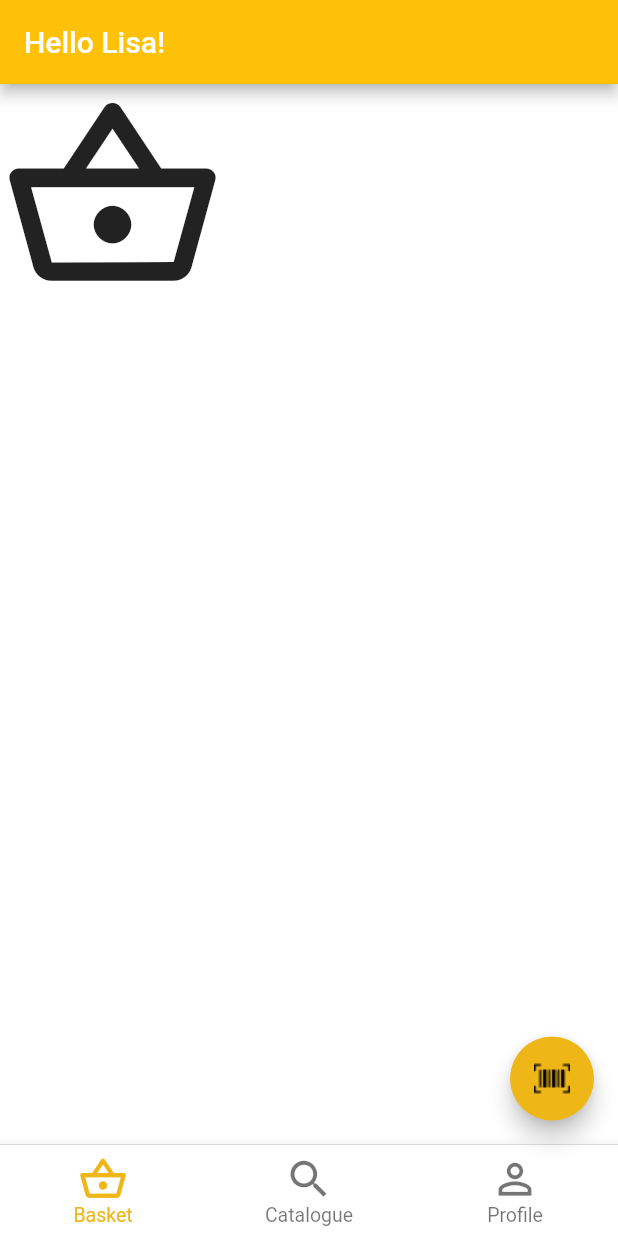
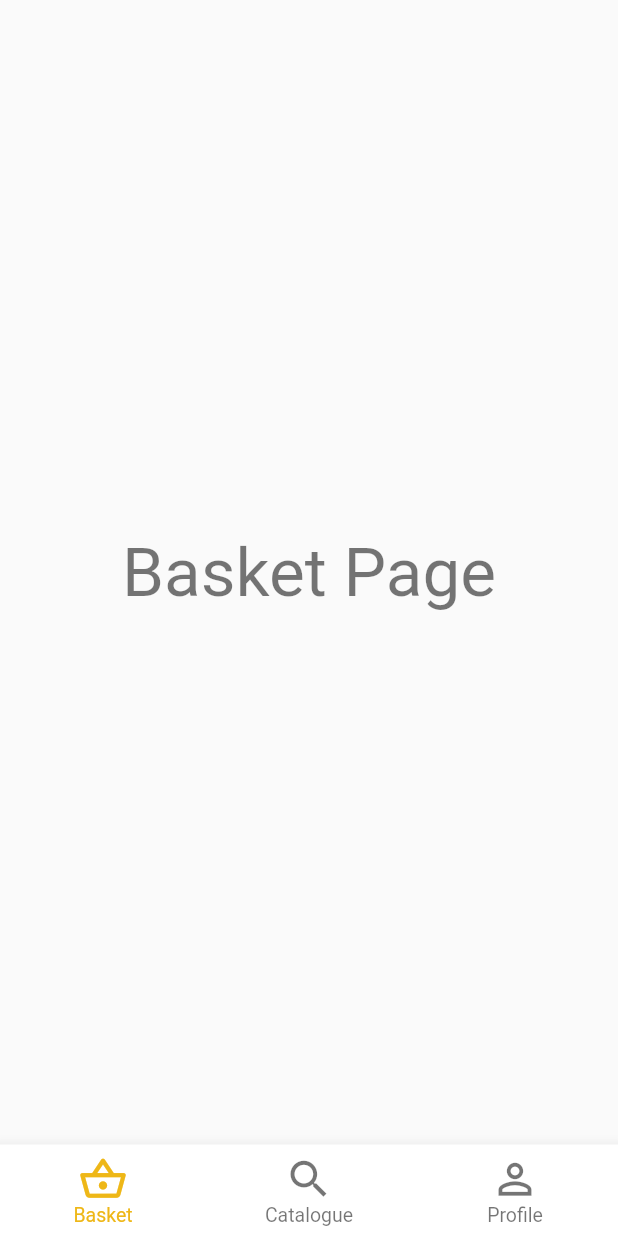
Before and after one commit to EditaAnomaly/S7-ASM-Jumbo-project, a Flutter app: the screen it shows after launch, on a phone screen of 412 x 824 dp. Run offline on Flutter 3.47's test engine with Material 2 defaults, Android fonts, the phone set to English and light mode, and no system bars; our stand-ins replace flutter_bloc.

Commit message:
Finish page navigation with bottom navbar.

```diff
--- /dev/null
+++ b/lib/cubit/bottom_nav_cubit.dart
@@ -0,0 +1,13 @@
+import 'package:flutter_bloc/flutter_bloc.dart';
+
+class BottomNavCubit extends Cubit<int> {
+  BottomNavCubit() : super(0);
+
+  /// update index function to update the index onTap in BottomNavigationBar
+  void updateIndex(int index) => emit(index);
+
+  /// for navigation button on single page
+  void getBasket() => emit(0);
+  void getCatalogue() => emit(1);
+  void getProfile() => emit(2);
+}
--- a/lib/main.dart
+++ b/lib/main.dart
@@ -1,8 +1,14 @@
 import 'package:flutter/material.dart';
-import 'package:flutter_barcode_scanner/flutter_barcode_scanner.dart';
-import 'package:jumbo_app_flutter/models/allergen.dart';
-import 'package:jumbo_app_flutter/models/product.dart';
-import 'package:jumbo_app_flutter/services/product.service.dart';
+import 'package:flutter_bloc/flutter_bloc.dart';
+import 'cubit/bottom_nav_cubit.dart';
+import 'pages/basket_page.dart';
+import 'pages/catalogue_page.dart';
+import 'pages/profile_page.dart';
+
+// import 'package:flutter_barcode_scanner/flutter_barcode_scanner.dart';
+// import 'package:jumbo_app_flutter/models/allergen.dart';
+// import 'package:jumbo_app_flutter/models/product.dart';
+// import 'package:jumbo_app_flutter/services/product.service.dart';
 
 void main() {
   runApp(const App());
@@ -13,9 +19,14 @@ class App extends StatelessWidget {
 
   @override
   Widget build(BuildContext context) {
-    return const MaterialApp(
-      home: MainPage(),
-    );
+    return BlocProvider(
+        create: (context) => BottomNavCubit(),
+        child: MaterialApp(
+          theme: ThemeData(
+            visualDensity: VisualDensity.adaptivePlatformDensity,
+          ),
+          home: const MainPage(),
+        ));
   }
 }
 
@@ -26,166 +37,155 @@ class MainPage extends StatefulWidget {
 }
 
 class _MainPageState extends State<MainPage> {
-  final ProductService productService = ProductService();
-  late Product product;
-  late List<Allergen> warnings;
-  int _selectedBottomNavIndex = 0;
-
-  // Test pages
-  static const List<Widget> _pages = <Widget>[
-    Icon(
-      Icons.shopping_basket_outlined,
-      size: 150,
-    ),
-    Icon(
-      Icons.search_outlined,
-      size: 150,
-    ),
-    Icon(
-      Icons.person_outline,
-      size: 150,
-    ),
+  final _pageNavigation = [
+    BasketPage(),
+    CataloguePage(),
+    ProfilePage(),
   ];
-
-  void _onBottomNavTapped(int index) {
-    setState(() {
-      _selectedBottomNavIndex = index;
-    });
-  }
-
-  _openBarcodeScanner() async {
-    String barcodeScanRes = await FlutterBarcodeScanner.scanBarcode(
-        "#000000", "Cancel", true, ScanMode.BARCODE);
-
-    product = await productService.scan(barcodeScanRes);
-
-    warnings = productService.getWarnings(product);
-
-    if (warnings.isEmpty) return;
-
-    _alertAboutProduct(product, warnings);
-  }
 
   @override
   Widget build(BuildContext context) {
+    return BlocBuilder<BottomNavCubit, int>(
+      builder: (context, state) {
         return Scaffold(
-      backgroundColor: Colors.white,
-      appBar: AppBar(
-        title: const Text('Hello Lisa!'),
-        backgroundColor: Colors.amber,
-      ),
-      body: IndexedStack(
-        // This method remembers the open page.
-        index: _selectedBottomNavIndex,
-        children: _pages,
-      ),
-      // body: Center(
-      //   child: _pages.elementAt(_selectedBottomNavIndex),
-      // ),
-      floatingActionButton: FloatingActionButton(
-        onPressed: _openBarcodeScanner,
-        backgroundColor: const Color(0xffEEB717),
-        tooltip: 'Scan',
-        child: const Image(
-          image: AssetImage('images/barcode.png'),
-        ),
-      ),
-      bottomNavigationBar: Container(
-        decoration: const BoxDecoration(
-          color: Colors.white,
-          boxShadow: [
-            BoxShadow(color: Colors.black, offset: Offset(0, 0)),
-          ],
-        ),
-        child: BottomNavigationBar(
-          items: const <BottomNavigationBarItem>[
+          body: _buildBody(state),
+          bottomNavigationBar: _buildBottomNav(),
+        );
+      },
+    );
+  }
+
+  Widget _buildBody(int index) {
+    return _pageNavigation.elementAt(index);
+  }
+
+  Widget _buildBottomNav() {
+    return BottomNavigationBar(
+      currentIndex: context.read<BottomNavCubit>().state,
+      type: BottomNavigationBarType.fixed,
+      onTap: _getChangeBottomNav,
+      items: const [
         BottomNavigationBarItem(
-              icon: Icon(Icons.shopping_basket_outlined),
-              label: 'Basket',
-            ),
+            icon: Icon(Icons.shopping_basket_outlined), label: "Basket"),
         BottomNavigationBarItem(
-              icon: Icon(Icons.search_outlined),
-              label: 'Catalogue',
-            ),
+            icon: Icon(Icons.search_outlined), label: "Catalogue"),
         BottomNavigationBarItem(
-              icon: Icon(Icons.person_outline),
-              label: 'Profile',
-            ),
+            icon: Icon(Icons.person_outline), label: "Profile"),
       ],
       iconSize: 33,
       unselectedFontSize: 13,
       selectedFontSize: 13,
       backgroundColor: Colors.white,
-          currentIndex: _selectedBottomNavIndex,
-          onTap: _onBottomNavTapped,
       selectedItemColor: const Color(0xffEEB717),
-        ),
-      ),
     );
   }
 
-  _alertAboutProduct(Product product, List<Allergen> warnings) {
-    showDialog(
-      context: context, barrierDismissible: false, // user must tap button!
-      builder: (BuildContext context) {
-        return AlertDialog(
-          title: Column(
-            //mainAxisAlignment: MainAxisAlignment.center,
-            crossAxisAlignment: CrossAxisAlignment.center,
-            children: const [
-              Image(
-                image: AssetImage('images/warningsmol.png'),
-              ),
-              SizedBox(height: 20),
-              Text(
-                'Product Warning',
-                style: TextStyle(fontWeight: FontWeight.bold),
-              ),
-              SizedBox(height: 20),
-              Text(
-                  'Pay attention! The Product contains the following dangerous ingredients:')
-            ],
-          ),
-          content: SizedBox(
-            width: double.maxFinite,
-            height: 500,
-            child: ListView.builder(
-              shrinkWrap: true,
-              itemCount: warnings.length,
-              itemBuilder: (context, index) {
-                return ListTile(title: Text(warnings[index].message));
-              },
-            ),
-          ),
-          actions: [
-            TextButton(
-              style: TextButton.styleFrom(
-                foregroundColor: Colors.black,
-                backgroundColor: const Color(0xffEEB717),
-                //padding: const EdgeInsets.all(16.0),
-                textStyle: const TextStyle(fontSize: 20),
-              ),
-              onPressed: () {
-                Navigator.of(context).pop();
-              },
-              child: const Text('Add anyway'),
-            ),
-            OutlinedButton(
-                style: OutlinedButton.styleFrom(
-                  side: const BorderSide(
-                    width: 1.0,
-                    color: Color(0xffEEB717),
-                  ),
-                  textStyle: const TextStyle(fontSize: 20),
-                ),
-                child: const Text('Cancel'),
-                onPressed: () {
-                  Navigator.of(context).pop();
-                }),
-          ],
-          actionsAlignment: MainAxisAlignment.spaceEvenly,
-        );
-      },
-    );
+  void _getChangeBottomNav(int index) {
+    context.read<BottomNavCubit>().updateIndex(index);
   }
 }
+
+// class _MainPageState extends State<MainPage> {
+//   final ProductService productService = ProductService();
+//   late Product product;
+//   late List<Allergen> warnings;
+//   int _selectedBottomNavIndex = 0;
+
+//   _openBarcodeScanner() async {
+//     String barcodeScanRes = await FlutterBarcodeScanner.scanBarcode(
+//         "#000000", "Cancel", true, ScanMode.BARCODE);
+
+//     product = await productService.scan(barcodeScanRes);
+
+//     warnings = productService.getWarnings(product);
+
+//     if (warnings.isEmpty) return;
+
+//     _alertAboutProduct(product, warnings);
+//   }
+
+//   @override
+//   Widget build(BuildContext context) {
+//     return Scaffold(
+//       backgroundColor: Colors.white,
+//       appBar: AppBar(
+//         title: const Text('Hello Lisa!'),
+//         backgroundColor: Colors.amber,
+//       ),
+//       body: IndexedStack(),
+//       floatingActionButton: FloatingActionButton(
+//         onPressed: _openBarcodeScanner,
+//         backgroundColor: const Color(0xffEEB717),
+//         tooltip: 'Scan',
+//         child: const Image(
+//           image: AssetImage('images/barcode.png'),
+//         ),
+//       ),
+//     );
+//   }
+
+//   _alertAboutProduct(Product product, List<Allergen> warnings) {
+//     showDialog(
+//       context: context, barrierDismissible: false, // user must tap button!
+//       builder: (BuildContext context) {
+//         return AlertDialog(
+//           title: Column(
+//             //mainAxisAlignment: MainAxisAlignment.center,
+//             crossAxisAlignment: CrossAxisAlignment.center,
+//             children: const [
+//               Image(
+//                 image: AssetImage('images/warningsmol.png'),
+//               ),
+//               SizedBox(height: 20),
+//               Text(
+//                 'Product Warning',
+//                 style: TextStyle(fontWeight: FontWeight.bold),
+//               ),
+//               SizedBox(height: 20),
+//               Text(
+//                   'Pay attention! The Product contains the following dangerous ingredients:')
+//             ],
+//           ),
+//           content: SizedBox(
+//             width: double.maxFinite,
+//             height: 500,
+//             child: ListView.builder(
+//               shrinkWrap: true,
+//               itemCount: warnings.length,
+//               itemBuilder: (context, index) {
+//                 return ListTile(title: Text(warnings[index].message));
+//               },
+//             ),
+//           ),
+//           actions: [
+//             TextButton(
+//               style: TextButton.styleFrom(
+//                 foregroundColor: Colors.black,
+//                 backgroundColor: const Color(0xffEEB717),
+//                 //padding: const EdgeInsets.all(16.0),
+//                 textStyle: const TextStyle(fontSize: 20),
+//               ),
+//               onPressed: () {
+//                 Navigator.of(context).pop();
+//               },
+//               child: const Text('Add anyway'),
+//             ),
+//             OutlinedButton(
+//                 style: OutlinedButton.styleFrom(
+//                   side: const BorderSide(
+//                     width: 1.0,
+//                     color: Color(0xffEEB717),
+//                   ),
+//                   textStyle: const TextStyle(fontSize: 20),
+//                 ),
+//                 child: const Text('Cancel'),
+//                 onPressed: () {
+//                   Navigator.of(context).pop();
+//                 }),
+//           ],
+//           actionsAlignment: MainAxisAlignment.spaceEvenly,
+//         );
+//       },
+//     );
+//   }
+// }
--- /dev/null
+++ b/lib/pages/basket_page.dart
@@ -0,0 +1,21 @@
+import 'package:flutter/material.dart';
+// import 'package:flutter_barcode_scanner/flutter_barcode_scanner.dart';
+// import 'package:jumbo_app_flutter/models/allergen.dart';
+// import 'package:jumbo_app_flutter/models/product.dart';
+// import 'package:jumbo_app_flutter/services/product.service.dart';
+
+class BasketPage extends StatelessWidget {
+  @override
+  Widget build(BuildContext context) {
+    return Container(
+      width: double.infinity,
+      // color: Colors.white,
+      child: Column(mainAxisAlignment: MainAxisAlignment.center, children: [
+        Text(
+          'Basket Page',
+          style: Theme.of(context).textTheme.headline3,
+        ),
+      ]),
+    );
+  }
+}
--- a/pubspec.yaml
+++ b/pubspec.yaml
@@ -42,6 +42,7 @@ dependencies:
 
   # Fetching data using http requests
   http: ^0.13.5
+  flutter_bloc: ^8.1.1
 
 dev_dependencies:
   flutter_test:
```
Also changed, not shown: lib/pages/catalogue_page.dart (added, +21 -0 lines), lib/pages/profile_page.dart (added, +21 -0 lines), pubspec.lock. Lines whose indentation alone changed are shown as unchanged.
